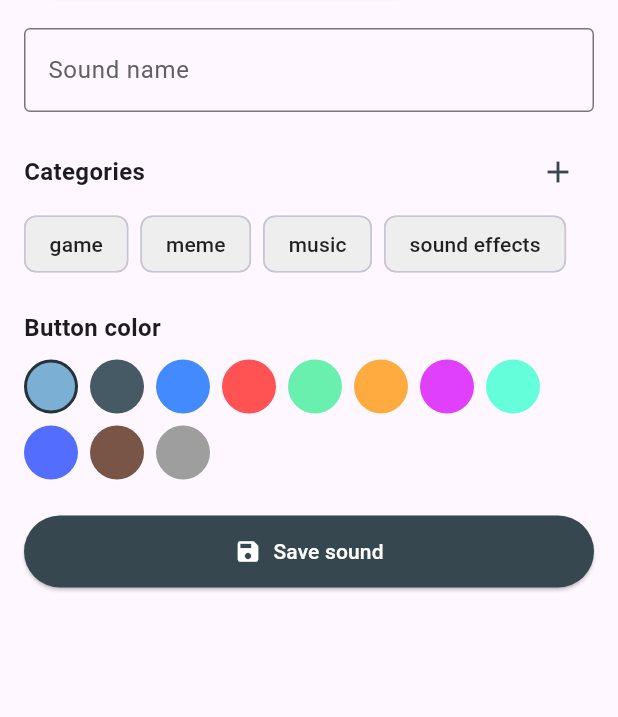
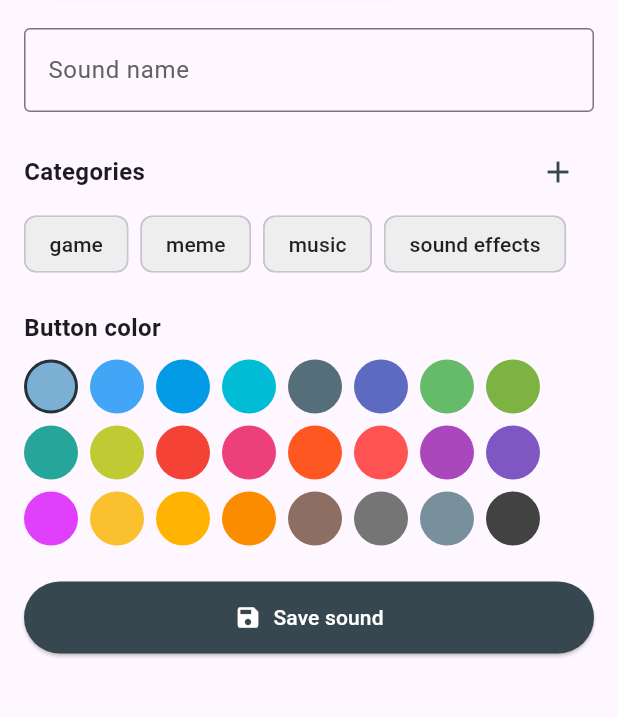
Before and after one commit to Chupacabra2023/soundAppFlutter, a Flutter app: the screen it shows after launch, after a tap on the "add" icon, on a phone screen of 412 x 824 dp, the part 182-899 px from its top. Run offline on Flutter 3.47's test engine with Material 3 defaults, Android fonts, the phone set to English and light mode, and no system bars; our stand-ins replace audioplayers, file_picker, google_mobile_ads, just_audio, rxdart; missing offline and left inert: record; network calls fail.

Commit message:
app done but keyboard lagging

```diff
--- a/lib/add_soud_page.dart
+++ b/lib/add_soud_page.dart
@@ -4,6 +4,7 @@ import 'package:file_picker/file_picker.dart';
 import 'package:audioplayers/audioplayers.dart';
 import 'dart:io';
 import 'package:google_mobile_ads/google_mobile_ads.dart';
+import 'sound_data.dart';
 
 class AddSoundPage extends StatefulWidget {
   final List<String> categories;
@@ -26,21 +27,6 @@ class _AddSoundPageState extends State<AddSoundPage> {
   bool _isRecording = false;
   final TextEditingController _nameController = TextEditingController();
   final List<String> _selectedCategories = [];
-
-  // 🎨 color palette (same vibe as main)
-  final List<Color> _colorOptions = [
-    const Color(0xFF7BAFD4), // Pôvodná/default svetlá modrá farba
-    Colors.blueGrey.shade700,
-    Colors.blueAccent,
-    Colors.redAccent,
-    Colors.greenAccent,
-    Colors.orangeAccent,
-    Colors.purpleAccent,
-    Colors.tealAccent,
-    Colors.indigoAccent,
-    Colors.brown,
-    Colors.grey,
-  ];
 
   Color _selectedColor = const Color(0xFF7BAFD4); // Default pôvodná farba
 
@@ -386,7 +372,7 @@ class _AddSoundPageState extends State<AddSoundPage> {
                   Wrap(
                     spacing: 8,
                     runSpacing: 8,
-                    children: _colorOptions.map((color) {
+                    children: kColorPalette.map((color) {
                       final isSelected =
                           _selectedColor.toARGB32() == color.toARGB32();
                       return GestureDetector(
--- a/lib/main.dart
+++ b/lib/main.dart
@@ -3,6 +3,7 @@ import 'package:flutter/material.dart';
 import 'package:audioplayers/audioplayers.dart';
 import 'sound_button.dart';
 import 'add_soud_page.dart';
+import 'settings_page.dart';
 import 'package:flutter/services.dart' show rootBundle;
 import 'package:path_provider/path_provider.dart';
 import 'dart:io';
@@ -37,8 +38,9 @@ class SoundboardPage extends StatefulWidget {
 
 class _SoundboardPageState extends State<SoundboardPage> {
   final AudioPlayer _player = AudioPlayer();
-  double _progress = 0.0;
+  final ValueNotifier<double> _progressNotifier = ValueNotifier(0.0);
   Timer? _progressTimer;
+  Timer? _debounceTimer; // Debounce timer pre search
   String? _currentSound;
   bool _isLooping = false;
   double _playbackRate = 1.0;
@@ -50,6 +52,9 @@ class _SoundboardPageState extends State<SoundboardPage> {
 
   // Sound list - empty by default, defaults will be loaded in _initializeSounds()
   final List<Map<String, dynamic>> sounds = [];
+
+  // Cached filtered sounds pre lepšiu performance
+  List<Map<String, dynamic>> _cachedFilteredSounds = [];
 
   Future<String> saveFileToPermanentStorage(String sourcePath) async {
     try {
@@ -135,6 +140,7 @@ class _SoundboardPageState extends State<SoundboardPage> {
 
       // Aktualizuj zoznam kategórií
       _rebuildCategoriesList();
+      _updateFilteredSounds(); // ✅ Aktualizuj cache
     } catch (e) {
       debugPrint('Error deleting sound: $e');
       if (mounted) {
@@ -169,7 +175,16 @@ class _SoundboardPageState extends State<SoundboardPage> {
     try {
       sounds
         ..clear()
-        ..addAll(defaultSounds);
+        ..addAll(defaultSounds.map((sound) {
+          // Deep copy každého zvuku, aby sme nemodifikovali originálne defaultSounds
+          return {
+            'name': sound['name'],
+            'title': sound['title'],
+            'categories': List<String>.from(sound['categories'] ?? []),
+            'fav': sound['fav'] ?? false,
+            'color': sound['color'],
+          };
+        }));
 
       for (var sound in defaultSounds) {
         await saveFileToPermanentStorage('assets/${sound['name']}');
@@ -182,8 +197,9 @@ class _SoundboardPageState extends State<SoundboardPage> {
     }
   }
 
-  List<Map<String, dynamic>> get filteredSounds {
-    return sounds.where((sound) {
+  // ✅ Optimalizovaná funkcia - aktualizuje cache namiesto toho aby počítala zakaždým
+  void _updateFilteredSounds() {
+    _cachedFilteredSounds = sounds.where((sound) {
       // Kategória filter
       if (_selectedCategory != 'everything') {
         final categories = List<String>.from(sound['categories'] ?? []);
@@ -197,7 +213,7 @@ class _SoundboardPageState extends State<SoundboardPage> {
       }
 
       return true;
-    }).toList(growable: false); // ✅ Fixed-size list pre lepšiu performance
+    }).toList(growable: false);
   }
 
   @override
@@ -209,11 +225,12 @@ class _SoundboardPageState extends State<SoundboardPage> {
   Future<void> _initializeApp() async {
     await _checkAndLoadSounds();
     _rebuildCategoriesList();
+    _updateFilteredSounds(); // ✅ Inicializuj cache
 
     _player.onPlayerComplete.listen((event) {
       if (mounted && !_isLooping) {
         setState(() {
-          _progress = 0.0;
+          _progressNotifier.value = 0.0; // ✅ Použij ValueNotifier
           _currentSound = null;
         });
       }
@@ -303,8 +320,8 @@ class _SoundboardPageState extends State<SoundboardPage> {
 
       setState(() {
         _currentSound = name;
-        _progress = 0.0;
       });
+      _progressNotifier.value = 0.0; // ✅ Použij ValueNotifier mimo setState
 
       final duration = await _player.getDuration();
       if (duration != null && duration.inMilliseconds > 0) {
@@ -341,7 +358,7 @@ class _SoundboardPageState extends State<SoundboardPage> {
       final elapsed = DateTime.now().difference(start).inMilliseconds;
       final p = (elapsed / adjustedMilliseconds).clamp(0.0, 1.0);
 
-      setState(() => _progress = p);
+      _progressNotifier.value = p; // ✅ Len aktualizuj notifier - ŽIADNE setState!
 
       if (p >= 1.0) {
         timer.cancel();
@@ -349,7 +366,7 @@ class _SoundboardPageState extends State<SoundboardPage> {
           _playSound(_currentSound!);
         } else if (mounted) {
           setState(() {
-            _progress = 0.0;
+            _progressNotifier.value = 0.0;
             _currentSound = null;
           });
         }
@@ -382,11 +399,11 @@ class _SoundboardPageState extends State<SoundboardPage> {
 
   void _stopSound() {
     _progressTimer?.cancel();
+    _progressNotifier.value = 0.0; // ✅ Resetuj progress mimo setState
     _player.stop().then((_) {
       if (mounted) {
         setState(() {
           _currentSound = null;
-          _progress = 0.0;
           _isLooping = false;
         });
       }
@@ -411,6 +428,69 @@ class _SoundboardPageState extends State<SoundboardPage> {
 
     // Aktualizuj zoznam kategórií podľa skutočne používaných
     _rebuildCategoriesList();
+    _updateFilteredSounds(); // ✅ Aktualizuj cache
+  }
+
+  // Funkcia na reset zvukov
+  Future<void> _resetSounds() async {
+    setState(() {
+      _isResetting = true;
+    });
+
+    try {
+      final dir = await getApplicationDocumentsDirectory();
+
+      // Vymaž všetky audio súbory
+      for (var sound in sounds) {
+        final filePath = '${dir.path}/${sound['name']}';
+        final file = File(filePath);
+        if (await file.exists()) {
+          await file.delete();
+        }
+      }
+
+      // Vymaž JSON
+      final jsonFile = File('${dir.path}/sounds.json');
+      if (await jsonFile.exists()) {
+        await jsonFile.delete();
+      }
+
+      // Načítaj defaultné zvuky s kategóriami
+      await _initializeSounds();
+      _rebuildCategoriesList();
+      _updateFilteredSounds();
+
+      if (mounted) {
+        setState(() {
+          _isResetting = false;
+        });
+      }
+    } catch (e) {
+      if (mounted) {
+        setState(() {
+          _isResetting = false;
+        });
+        ScaffoldMessenger.of(context).showSnackBar(
+          SnackBar(content: Text('❌ Error: $e')),
+        );
+      }
+    }
+  }
+
+  // Funkcia na odstránenie kategórie
+  void _deleteCategory(String category) {
+    setState(() {
+      // Odstráň kategóriu zo všetkých zvukov
+      for (var sound in sounds) {
+        final categories = List<String>.from(sound['categories'] ?? []);
+        categories.remove(category);
+        sound['categories'] = categories;
+      }
+    });
+
+    saveSoundsToStorage();
+    _rebuildCategoriesList();
+    _updateFilteredSounds();
   }
 
   // Funkcia na prepnutie obľúbených
@@ -439,6 +519,7 @@ class _SoundboardPageState extends State<SoundboardPage> {
 
     // Aktualizuj zoznam kategórií (favorite sa môže pridať/odobrať)
     _rebuildCategoriesList();
+    _updateFilteredSounds(); // ✅ Aktualizuj cache
   }
 
   Color _parseColor(String hex) {
@@ -450,15 +531,30 @@ class _SoundboardPageState extends State<SoundboardPage> {
     return Color(int.parse(hex, radix: 16));
   }
 
+  // Responzívny výpočet počtu stĺpcov podľa šírky obrazovky
+  int _calculateCrossAxisCount(double width) {
+    if (width < 600) return 3;       // Mobil portrait (malá obrazovka)
+    if (width < 900) return 4;       // Mobil landscape / malý tablet
+    if (width < 1200) return 5;      // Tablet
+    if (width < 1600) return 6;      // Veľký tablet
+    return 7;                        // Desktop / veľmi veľká obrazovka
+  }
+
   @override
   void dispose() {
     _progressTimer?.cancel();
+    _debounceTimer?.cancel(); // ✅ Dispose debounce timer
     _player.dispose();
+    _progressNotifier.dispose(); // ✅ Dispose ValueNotifier
     super.dispose();
   }
 
   @override
   Widget build(BuildContext context) {
+    // ⚡ Cache screen width mimo GridView buildu
+    final screenWidth = MediaQuery.of(context).size.width;
+    final crossAxisCount = _calculateCrossAxisCount(screenWidth);
+
     return Scaffold(
       appBar: AppBar(
         backgroundColor: Colors.blueGrey[900],
@@ -476,6 +572,7 @@ class _SoundboardPageState extends State<SoundboardPage> {
               onChanged: (String? newValue) {
                 setState(() {
                   _selectedCategory = newValue!;
+                  _updateFilteredSounds(); // ✅ Aktualizuj cache
                 });
               },
               items: _categories.map<DropdownMenuItem<String>>((String value) {
@@ -516,6 +613,7 @@ class _SoundboardPageState extends State<SoundboardPage> {
 
                       // Aktualizuj zoznam kategórií
                       _rebuildCategoriesList();
+                      _updateFilteredSounds(); // ✅ Aktualizuj cache
                     },
                   ),
                 ),
@@ -563,80 +661,21 @@ class _SoundboardPageState extends State<SoundboardPage> {
             },
             tooltip: _isDeleteMode ? 'Cancel delete mode' : 'Delete mode',
           ),
-          // 🔄 DEBUG: Reset button
+          // ⚙️ Settings button
           IconButton(
-            icon: const Icon(Icons.refresh, color: Colors.white),
-            tooltip: 'Reset sounds',
-            onPressed: _isResetting ? null : () async {
-              final confirm = await showDialog<bool>(
-                context: context,
-                builder: (context) => AlertDialog(
-                  backgroundColor: Colors.white,
-                  title: const Text('Reset sounds'),
-                  content: const Text(
-                      'This will delete all current sounds and reload the original sounds with their categories.\n\nDo you want to continue?'
+            icon: const Icon(Icons.settings, color: Colors.white),
+            tooltip: 'Settings',
+            onPressed: () {
+              Navigator.push(
+                context,
+                MaterialPageRoute(
+                  builder: (context) => SettingsPage(
+                    categories: _categories,
+                    onResetSounds: _resetSounds,
+                    onDeleteCategory: _deleteCategory,
                   ),
-                  actions: [
-                    TextButton(
-                      onPressed: () => Navigator.pop(context, false),
-                      child: const Text('Cancel'),
-                    ),
-                    ElevatedButton(
-                      style: ElevatedButton.styleFrom(
-                        backgroundColor: Colors.blueGrey[800],
-                        foregroundColor: Colors.white,
-                      ),
-                      onPressed: () => Navigator.pop(context, true),
-                      child: const Text('Reset'),
-                    ),
-                  ],
                 ),
               );
-
-
-              if (confirm == true) {
-                setState(() {
-                  _isResetting = true;
-                });
-
-                try {
-                  final dir = await getApplicationDocumentsDirectory();
-
-                  // Vymaž všetky audio súbory
-                  for (var sound in sounds) {
-                    final filePath = '${dir.path}/${sound['name']}';
-                    final file = File(filePath);
-                    if (await file.exists()) {
-                      await file.delete();
-                    }
-                  }
-
-                  // Vymaž JSON
-                  final jsonFile = File('${dir.path}/sounds.json');
-                  if (await jsonFile.exists()) {
-                    await jsonFile.delete();
-                  }
-
-                  // Načítaj defaultné zvuky s kategóriami
-                  await _initializeSounds();
-                  _rebuildCategoriesList();
-
-                  if (mounted) {
-                    setState(() {
-                      _isResetting = false;
-                    });
-                  }
-                } catch (e) {
-                  if (mounted) {
-                    setState(() {
-                      _isResetting = false;
-                    });
-                    ScaffoldMessenger.of(context).showSnackBar(
-                      SnackBar(content: Text('❌ Error: $e')),
-                    );
-                  }
-                }
-              }
             },
           ),
           const SizedBox(width: 4),
@@ -657,8 +696,17 @@ class _SoundboardPageState extends State<SoundboardPage> {
                     border: OutlineInputBorder(),
                   ),
                   onChanged: (value) {
+                    // ⚡ Debouncing - zruš predchádzajúci timer
+                    _debounceTimer?.cancel();
+
+                    // Vytvor nový timer s 300ms oneskorením
+                    _debounceTimer = Timer(const Duration(milliseconds: 300), () {
+                      if (mounted) {
                         setState(() {
                           _searchQuery = value;
+                          _updateFilteredSounds(); // ✅ Aktualizuj cache
+                        });
+                      }
                     });
                   },
                 ),
@@ -706,11 +754,16 @@ class _SoundboardPageState extends State<SoundboardPage> {
                     const SizedBox(height: 8),
                     SizedBox(
                       width: double.infinity,
-                      child: LinearProgressIndicator(
-                        value: _progress,
+                      child: ValueListenableBuilder<double>(
+                        valueListenable: _progressNotifier,
+                        builder: (context, progress, child) {
+                          return LinearProgressIndicator(
+                            value: progress,
                             minHeight: 8,
                             backgroundColor: Colors.grey.shade300,
                             color: Colors.blueAccent,
+                          );
+                        },
                       ),
                     ),
                   ],
@@ -741,7 +794,7 @@ class _SoundboardPageState extends State<SoundboardPage> {
                     ],
                     const Spacer(),
                     Text(
-                      '${filteredSounds.length} sounds',
+                      '${_cachedFilteredSounds.length} sounds',
                       style: TextStyle(
                         color: Colors.grey[600],
                         fontSize: 12,
@@ -757,7 +810,7 @@ class _SoundboardPageState extends State<SoundboardPage> {
               Expanded(
                 child: Padding(
                   padding: const EdgeInsets.all(12),
-                  child: filteredSounds.isEmpty
+                  child: _cachedFilteredSounds.isEmpty
                       ? const Center(
                     child: Column(
                       mainAxisAlignment: MainAxisAlignment.center,
@@ -779,17 +832,19 @@ class _SoundboardPageState extends State<SoundboardPage> {
                     ),
                   )
                       : GridView.builder(
-                    gridDelegate:
-                    const SliverGridDelegateWithFixedCrossAxisCount(
-                      crossAxisCount: 3,
+                    gridDelegate: SliverGridDelegateWithFixedCrossAxisCount(
+                      crossAxisCount: crossAxisCount,
                       crossAxisSpacing: 8,
                       mainAxisSpacing: 8,
                       childAspectRatio: 1.3,
                     ),
-                    itemCount: filteredSounds.length,
+                    cacheExtent: 100, // ⚡ Redukuj počet off-screen widgetov
+                    itemCount: _cachedFilteredSounds.length,
                     itemBuilder: (context, index) {
-                      final sound = filteredSounds[index];
-                      return SoundButton(
+                      final sound = _cachedFilteredSounds[index];
+                      // ⚡ RepaintBoundary - izoluje widget od ostatných pre lepší performance
+                      return RepaintBoundary(
+                        child: SoundButton(
                           key: ValueKey(sound['name']),
                           soundName: sound['name'],
                           displayName: sound['title'],
@@ -824,6 +879,7 @@ class _SoundboardPageState extends State<SoundboardPage> {
                           },
                           onToggleFavorite: () =>
                               _toggleFavorite(sound['name']),
+                        ),
                       );
                     },
                   ),
--- a/lib/sound_data.dart
+++ b/lib/sound_data.dart
@@ -1,6 +1,48 @@
+import 'package:flutter/material.dart';
+
 // Data version - zvýš toto číslo keď zmeníš defaultné zvuky
 // Aplikácia automaticky resetuje zvuky pri zmene verzie
-const int DATA_VERSION = 10;
+const int DATA_VERSION = 11;
+
+// 🎨 Globálna paleta farieb pre tlačidlá (použitá v SoundButton a AddSoundPage)
+const List<Color> kColorPalette = [
+  Color(0xFF7BAFD4), // Pôvodná/default svetlá modrá farba
+
+  // Blues
+  Color(0xFF42A5F5),  // Colors.blue.shade400
+  Color(0xFF039BE5),  // Colors.lightBlue.shade600
+  Color(0xFF00BCD4),  // Colors.cyan.shade500
+  Color(0xFF546E7A),  // Colors.blueGrey.shade700
+  Color(0xFF5C6BC0),  // Colors.indigo.shade400
+
+  // Greens
+  Color(0xFF66BB6A),  // Colors.green.shade500
+  Color(0xFF7CB342),  // Colors.lightGreen.shade600
+  Color(0xFF26A69A),  // Colors.teal.shade500
+  Color(0xFFC0CA33),  // Colors.lime.shade600
+
+  // Reds & Pinks
+  Color(0xFFF44336),  // Colors.red.shade500
+  Color(0xFFEC407A),  // Colors.pink.shade400
+  Color(0xFFFF5722),  // Colors.deepOrange.shade500
+  Color(0xFFFF5252),  // Colors.redAccent
+
+  // Purples
+  Color(0xFFAB47BC),  // Colors.purple.shade400
+  Color(0xFF7E57C2),  // Colors.deepPurple.shade400
+  Color(0xFFE040FB),  // Colors.purpleAccent
+
+  // Yellows & Oranges
+  Color(0xFFFBC02D),  // Colors.yellow.shade700
+  Color(0xFFFFB300),  // Colors.amber.shade600
+  Color(0xFFFB8C00),  // Colors.orange.shade600
+
+  // Browns & Greys
+  Color(0xFF8D6E63),  // Colors.brown.shade400
+  Color(0xFF757575),  // Colors.grey.shade600
+  Color(0xFF78909C),  // Colors.blueGrey.shade500
+  Color(0xFF424242),  // Colors.grey.shade800
+];
 
 // Sound file names - all MP3 files from assets folder
 // AUTOMATICALLY GENERATED - DO NOT EDIT MANUALLY
@@ -15,7 +57,7 @@ final assetSoundFiles = [
   '67.mp3',
   'Chinese Phone Toy barbie Song.mp3',
   'action_sound.mp3',
-  'affrican_music.mp3',
+  'tribe_song.mp3',
   'all-of-tf2-laughing-at-you-at-once.mp3',
   'amogus.mp3',
   'and_his_name_is_john_cena.mp3',
@@ -30,7 +72,6 @@ final assetSoundFiles = [
   'balls_in_your_jaw.mp3',
   'bass.mp3',
   'batman_coming.mp3',
-  'black_friends.mp3',
   'bomb-has-been-planted-sound-effect-cs-go.mp3',
   'brainrot.mp3',
   'bro_calling.mp3',
@@ -39,13 +80,12 @@ final assetSoundFiles = [
   'cat-laugh-meme-1.mp3',
   'caveman_scream.mp3',
   'chilling_on_the_weekend.mp3',
-  'china_song.mp3',
+  'chinese_song.mp3',
   'clash_royal_start.mp3',
   'clash_royala_laguh.mp3',
   'clown_trumpet.mp3',
   'computer_beep.mp3',
   'connected.mp3',
-  'conversion_E5bEYlM.mp3',
   'cool_music.mp3',
   'crazy-realistic-knocking-sound-troll-twitch-streamers_small.mp3',
   'crazy_monkey.mp3',
@@ -322,7 +362,7 @@ final Map<String, List<String>> soundCategories = {
   'indian-christmas-2-0.mp3': ['music'],
   'indian-jingle-bells.mp3': ['music'],
   'arabic_music.mp3': ['music'],
-  'affrican_music.mp3': ['music'],
+  'tribe_song.mp3': ['music'],
   'titanic.mp3': ['music'],
   'evil_morty.mp3': ['music'],
   'romantic_saxofone.mp3': ['music'],
--- a/pubspec.yaml
+++ b/pubspec.yaml
@@ -3,7 +3,7 @@
 
 publish_to: 'none'
 
-version: 1.0.0+1
+version: 1.0.1+2
 
 environment:
   sdk: '>=3.0.0 <4.0.0'
```
Also changed, not shown: lib/settings_page.dart (added, +242 -0 lines), lib/sound_button.dart (+43 -38 lines), 8 other files. Lines whose indentation alone changed are shown as unchanged.
